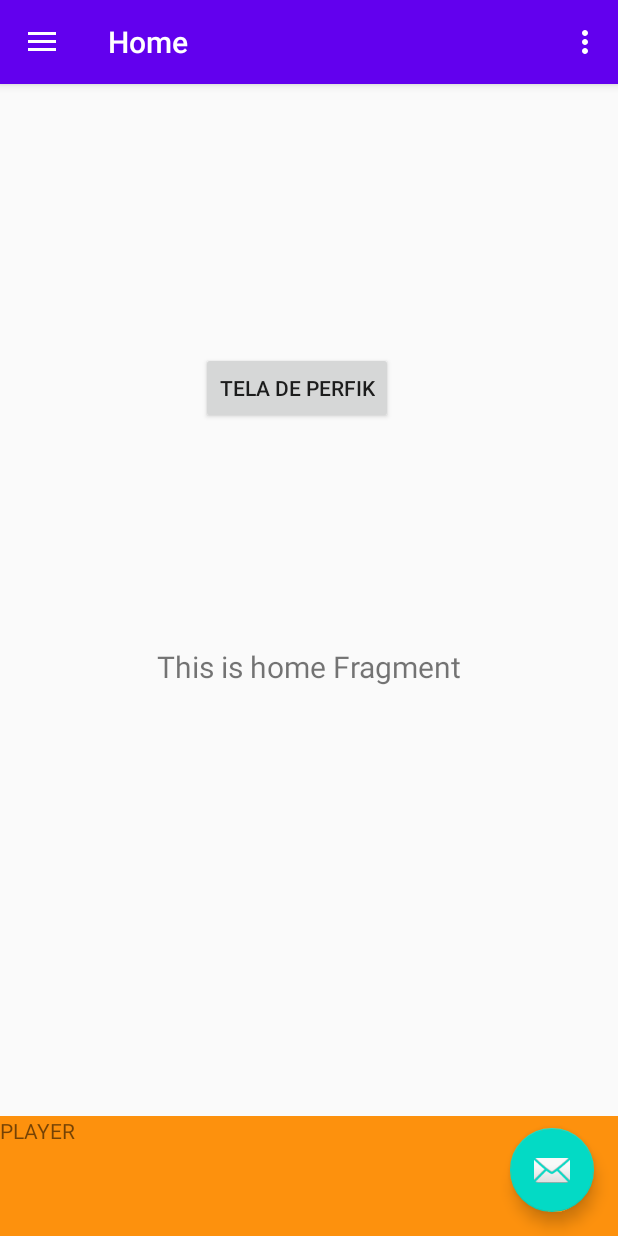
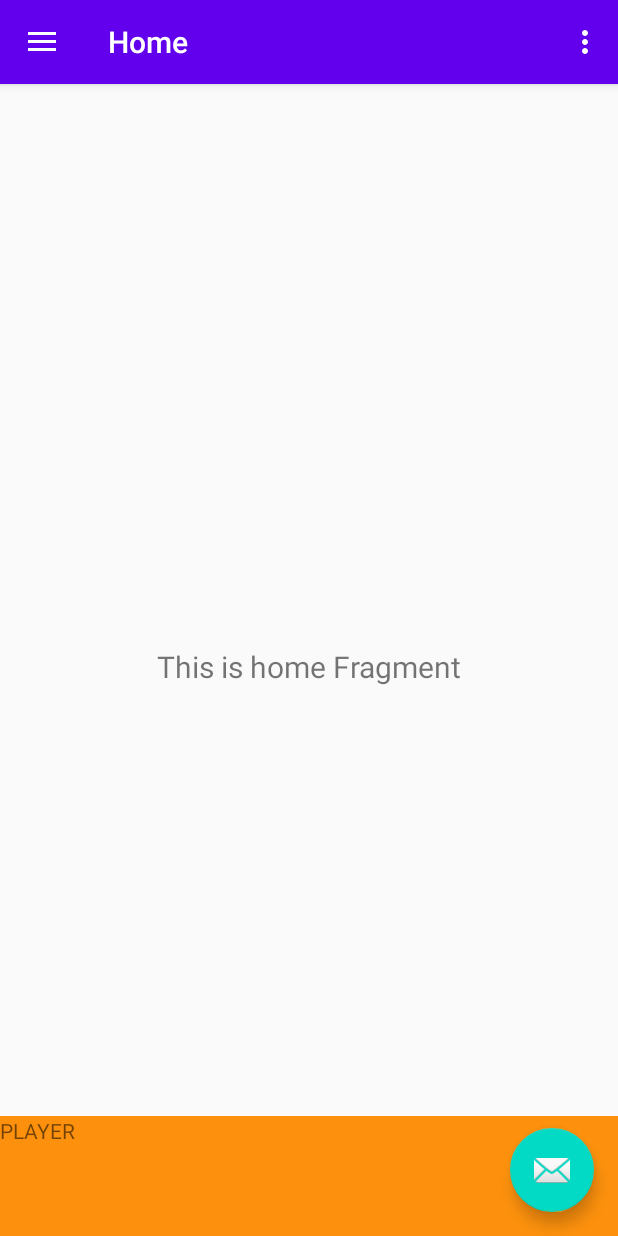
Before and after one commit to InfnetDAPB2020T1/PB-WLTA, an Android app: the screen it shows after launch (MainActivity), after a tap on "LOGIN", on a phone screen of 412 x 824 dp. Run offline under Robolectric (Android 15) with nearby library versions, the phone set to English and light mode, and no system bars; our stand-ins replace navigation-ui; 1 other tap on this screen came first.

Commit message:
Adicionada botão para ir ao perfil no menu lateral.

```diff
--- a/app/src/main/AndroidManifest.xml
+++ b/app/src/main/AndroidManifest.xml
@@ -17,7 +17,6 @@
         <activity android:name=".LoginActivity">
             <intent-filter>
                 <action android:name="android.intent.action.MAIN" />
-
                 <category android:name="android.intent.category.LAUNCHER" />
             </intent-filter>
         </activity>
--- a/app/src/main/java/com/example/pb_android_radion/Fragment/LoginFragment.kt
+++ b/app/src/main/java/com/example/pb_android_radion/Fragment/LoginFragment.kt
@@ -42,7 +42,7 @@
         btnLogarLogin.setOnClickListener {
             //Aqui é pra testar sem precisar criar login toda hora
             //Para user este comente a linha 53 até a 66
-            var userTeste = Usuario("ApelidoAdmin","a","a",
+            var userTeste = Usuario("ApelidoAdmin","admin@email.com","a",
             "NomeAdmin","SobrenomeAdmin","1111111111","XX",
             "XX","XXXXXXXXXX")
 
--- a/app/src/main/java/com/example/pb_android_radion/MainActivity.kt
+++ b/app/src/main/java/com/example/pb_android_radion/MainActivity.kt
@@ -43,7 +43,7 @@
         // menu should be considered as top level destinations.
         appBarConfiguration = AppBarConfiguration(
             setOf(
-                R.id.nav_home, R.id.nav_gallery, R.id.nav_slideshow
+                R.id.nav_home, R.id.nav_gallery, R.id.nav_slideshow, R.id.nav_perfil
             ), drawerLayout
         )
         setupActionBarWithNavController(navController, appBarConfiguration)
--- a/app/src/main/java/com/example/pb_android_radion/ui/home/HomeFragment.kt
+++ b/app/src/main/java/com/example/pb_android_radion/ui/home/HomeFragment.kt
@@ -30,10 +30,5 @@
         })
         return root
     }
-    override fun onViewCreated(view: View, savedInstanceState: Bundle?) {
-        super.onViewCreated(view, savedInstanceState)
-        btnPerfil.setOnClickListener {
-            findNavController().navigate(R.id.perfilFragment)
-        }
-    }
+
 }
--- /dev/null
+++ b/app/src/main/res/drawable/ic_settings_white.xml
@@ -0,0 +1,5 @@
+<vector android:height="24dp" android:tint="#FFFFFF"
+    android:viewportHeight="24" android:viewportWidth="24"
+    android:width="24dp" xmlns:android="http://schemas.android.com/apk/res/android">
+    <path android:fillColor="#FF000000" android:pathData="M19.1,12.9a2.8,2.8 0,0 0,0.1 -0.9,2.8 2.8,0 0,0 -0.1,-0.9l2.1,-1.6a0.7,0.7 0,0 0,0.1 -0.6L19.4,5.5a0.7,0.7 0,0 0,-0.6 -0.2l-2.4,1a6.5,6.5 0,0 0,-1.6 -0.9l-0.4,-2.6a0.5,0.5 0,0 0,-0.5 -0.4H10.1a0.5,0.5 0,0 0,-0.5 0.4L9.3,5.4a5.6,5.6 0,0 0,-1.7 0.9l-2.4,-1a0.4,0.4 0,0 0,-0.5 0.2l-2,3.4c-0.1,0.2 0,0.4 0.2,0.6l2,1.6a2.8,2.8 0,0 0,-0.1 0.9,2.8 2.8,0 0,0 0.1,0.9L2.8,14.5a0.7,0.7 0,0 0,-0.1 0.6l1.9,3.4a0.7,0.7 0,0 0,0.6 0.2l2.4,-1a6.5,6.5 0,0 0,1.6 0.9l0.4,2.6a0.5,0.5 0,0 0,0.5 0.4h3.8a0.5,0.5 0,0 0,0.5 -0.4l0.3,-2.6a5.6,5.6 0,0 0,1.7 -0.9l2.4,1a0.4,0.4 0,0 0,0.5 -0.2l2,-3.4c0.1,-0.2 0,-0.4 -0.2,-0.6ZM12,15.6A3.6,3.6 0,1 1,15.6 12,3.6 3.6,0 0,1 12,15.6Z"/>
+</vector>
--- a/app/src/main/res/layout/fragment_home.xml
+++ b/app/src/main/res/layout/fragment_home.xml
@@ -20,19 +20,4 @@
         app:layout_constraintStart_toStartOf="parent"
         app:layout_constraintTop_toTopOf="parent" />
 
-    <Button
-        android:id="@+id/btnPerfil"
-        android:layout_width="wrap_content"
-        android:layout_height="wrap_content"
-        android:layout_marginStart="153dp"
-        android:layout_marginLeft="153dp"
-        android:layout_marginTop="169dp"
-        android:layout_marginEnd="170dp"
-        android:layout_marginRight="170dp"
-        android:layout_marginBottom="139dp"
-        android:text="tela de perfik"
-        app:layout_constraintBottom_toTopOf="@+id/text_home"
-        app:layout_constraintEnd_toEndOf="parent"
-        app:layout_constraintStart_toStartOf="parent"
-        app:layout_constraintTop_toTopOf="parent" />
 </androidx.constraintlayout.widget.ConstraintLayout>
--- a/app/src/main/res/menu/activity_main_drawer.xml
+++ b/app/src/main/res/menu/activity_main_drawer.xml
@@ -16,5 +16,10 @@
             android:id="@+id/nav_slideshow"
             android:icon="@drawable/ic_menu_slideshow"
             android:title="@string/menu_slideshow" />
+        <item
+            android:id="@+id/nav_perfil"
+            android:icon="@drawable/ic_settings_white"
+            android:title="@string/menu_settings" />
+
     </group>
 </menu>
--- a/app/src/main/res/navigation/mobile_navigation.xml
+++ b/app/src/main/res/navigation/mobile_navigation.xml
@@ -41,8 +41,8 @@
         android:label="@string/menu_slideshow"
         tools:layout="@layout/fragment_slideshow" />
     <fragment
-        android:id="@+id/perfilFragment"
+        android:id="@+id/nav_perfil"
         android:name="com.example.pb_android_radion.Fragment.PerfilFragment"
-        android:label="fragment_perfil"
+        android:label="@string/menu_settings"
         tools:layout="@layout/fragment_perfil" />
 </navigation>
--- a/app/src/main/res/values/strings.xml
+++ b/app/src/main/res/values/strings.xml
@@ -8,6 +8,7 @@
     <string name="textoEsqueciSenha">Esqueceu a senha?</string>
     <string name="descricaoImagem">Logotipo do app</string>
     <string name="btnLogin">Login</string>
+    <string name="menu_settings">Perfil</string>
 
     <!-- TODO: Remove or change this placeholder text -->
     <string name="hello_blank_fragment">Hello blank fragment</string>
--- a/build.gradle
+++ b/build.gradle
@@ -8,7 +8,7 @@
 
     }
     dependencies {
-        classpath 'com.android.tools.build:gradle:3.6.1'
+        classpath 'com.android.tools.build:gradle:3.6.2'
         classpath "org.jetbrains.kotlin:kotlin-gradle-plugin:$kotlin_version"
 
         // NOTE: Do not place your application dependencies here; they belong
```
